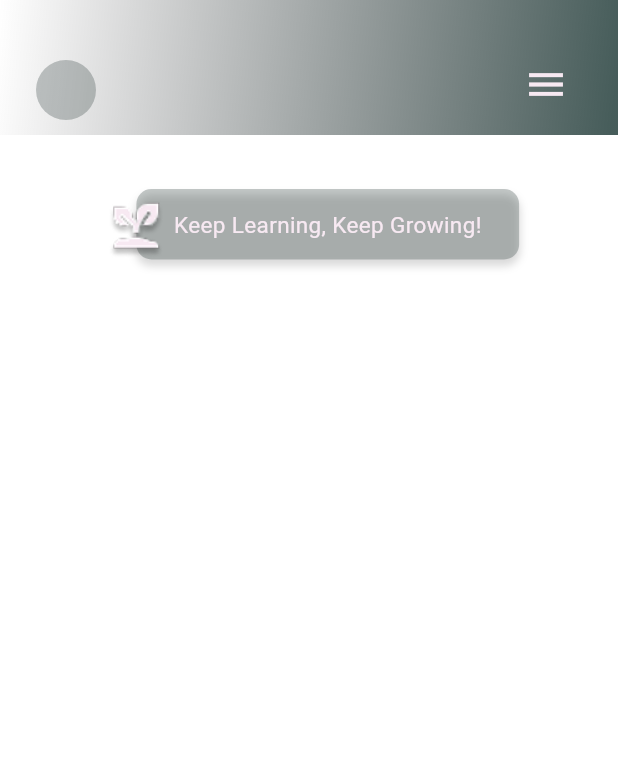
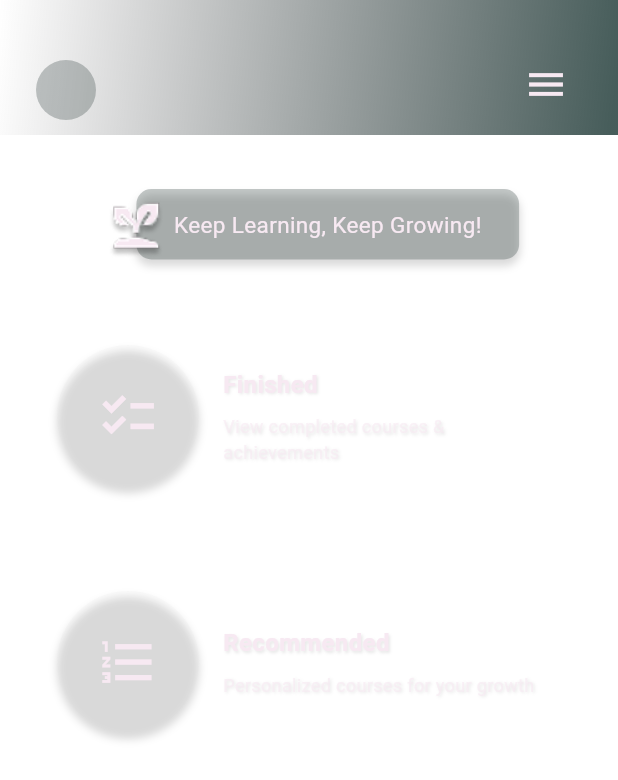
Before and after one commit to somayaSaeed/mentroV, a Flutter app: the GrowingView screen opened directly, on a phone screen of 412 x 824 dp. Shown: the top 780 px of the screen. Run offline on Flutter 3.47's test engine with Material 3 defaults, Android fonts, the light colour scheme and no system bars; our stand-ins replace animated_notch_bottom_bar, awesome_dialog, firebase_auth, firebase_core, font_awesome_flutter, go_router and 1 more; accounts and stored records are empty.

Commit message:
create Growing Screen. Growing Screen is done.

```diff
--- a/lib/core/utils/app_routes.dart
+++ b/lib/core/utils/app_routes.dart
@@ -19,7 +19,7 @@ abstract  class AppRouter{
     routes: [
       GoRoute(
         path: '/',
-        builder: (context, state) =>  HomeView(),
+        builder: (context, state) =>  const HomeView(),
       ),
       GoRoute(
         path: kLogIn,
@@ -33,7 +33,7 @@ abstract  class AppRouter{
 
       GoRoute(
         path: kHome,
-        builder: (context, state) =>  HomeView(),
+        builder: (context, state) =>  const HomeView(),
       ),
 
     ],
--- a/lib/core/utils/color_resources.dart
+++ b/lib/core/utils/color_resources.dart
@@ -1,9 +1,12 @@
 import 'package:flutter/material.dart';
 
 class ColorResources {
+
   static Color get deepPink => const Color(0xFF76335C);
 
   static Color get softWhite => const Color(0xFFF7E9F2);
+
+  static Color get softPinkishWhite => const Color(0x99F7E9F2);
 
   static Color get forestGreen => const Color(0xFF145E53);
 
--- a/lib/core/utils/themes.dart
+++ b/lib/core/utils/themes.dart
@@ -1,9 +1,9 @@
 import 'package:flutter/cupertino.dart';
+import 'package:flutter/material.dart';
 import 'package:mentroverso/core/utils/color_resources.dart';
 
 abstract class Styles {
   static TextStyle textStyle24 = TextStyle(
-
     fontSize: 24,
     fontWeight: FontWeight.w600,
     color: ColorResources.softWhite,
@@ -31,7 +31,6 @@ abstract class Styles {
     fontSize: 14,
     fontWeight: FontWeight.w400,
     color: ColorResources.softWhite,
-
   );
 
   static TextStyle textStyle15 = TextStyle(
@@ -44,6 +43,14 @@ abstract class Styles {
     fontSize: 16,
     fontWeight: FontWeight.w500,
     color: ColorResources.softWhite,
+      shadows: [
+        Shadow(
+          color: Colors.black.withOpacity(0.1),
+          offset: Offset(1, 1),
+          blurRadius: 2,
+        ),
+      ]
+
   );
 
   static TextStyle textStyle16p = TextStyle(
@@ -54,5 +61,17 @@ abstract class Styles {
     decorationColor: ColorResources.deepPink,
   );
 
+  static TextStyle textStyle12SoftPink = TextStyle(
+    fontSize: 12,
+    fontWeight: FontWeight.w400,
+    color: ColorResources.softPinkishWhite,
+      shadows: [
+        Shadow(
+          color: Colors.black.withOpacity(0.1),
+          offset: Offset(1, 1),
+          blurRadius: 2,
+        ),
+      ]
 
+  );
 }
--- a/lib/features/growing/presentation/views/growing_view.dart
+++ b/lib/features/growing/presentation/views/growing_view.dart
@@ -1,4 +1,3 @@
-import 'package:flutter/cupertino.dart';
 import 'package:flutter/material.dart';
 
 import '../../../../core/utils/color_resources.dart';
@@ -19,7 +18,7 @@ class GrowingView extends StatelessWidget {
           size: 30,
         ),
       ),
-      body: const GrowingViewBody(),
+      body:  const GrowingViewBody(),
     );
   }
 }
--- /dev/null
+++ b/lib/features/growing/presentation/widgets/growing_option_card.dart
@@ -0,0 +1,79 @@
+import 'package:flutter/material.dart';
+import 'package:mentroverso/core/utils/constants.dart';
+import '../../../../core/utils/color_resources.dart';
+import '../../../../core/utils/themes.dart';
+
+class GrowingOptionCard extends StatelessWidget {
+  final String title;
+  final String description;
+  final IconData icon;
+  final Function() onTap;
+
+  const GrowingOptionCard(
+      {super.key,
+      required this.title,
+      required this.description,
+      required this.icon,
+      required this.onTap});
+
+  @override
+  Widget build(BuildContext context) {
+    return Padding(
+      padding: const EdgeInsets.symmetric(
+        horizontal: 38,
+      ),
+      child: InkWell(
+        splashColor: Colors.transparent,
+        highlightColor: Colors.transparent,
+        radius: 0,
+        onTap: onTap,
+        child: Row(
+          children: [
+            Container(
+              height: Constant.getHeight(context) * 0.12,
+              width: Constant.getWidth(context) * 0.23,
+              decoration: BoxDecoration(
+                color: ColorResources.lightTransparentGray,
+                shape: BoxShape.circle,
+                boxShadow: [
+                  BoxShadow(
+                    color: Colors.black.withOpacity(0.15),
+                    blurRadius: 4,
+                    offset: const Offset(0, 4),
+                  ),
+                ],
+              ),
+              child: Icon(
+                icon,
+                size: Constant.getHeight(context) * 0.05,
+                color: ColorResources.softWhite,
+              ),
+            ),
+            const SizedBox(width: 16.0),
+            Expanded(
+              child: Column(
+                crossAxisAlignment: CrossAxisAlignment.start,
+                children: [
+                  Text(
+                    title,
+                    style: Styles.textStyle16.copyWith(
+                      fontWeight: FontWeight.bold,
+                      color: ColorResources.softWhite,
+                    ),
+                  ),
+                  const SizedBox(height: 8.0),
+                  Text(
+                    description,
+                    style: Styles.textStyle12SoftPink,
+                    maxLines: 2,
+                    overflow: TextOverflow.ellipsis,
+                  ),
+                ],
+              ),
+            ),
+          ],
+        ),
+      ),
+    );
+  }
+}
--- a/lib/features/growing/presentation/widgets/growing_view_body.dart
+++ b/lib/features/growing/presentation/widgets/growing_view_body.dart
@@ -1,23 +1,43 @@
 import 'package:flutter/cupertino.dart';
 import 'package:flutter/material.dart';
-import 'package:mentroverso/core/utils/assets.dart';
-import 'package:mentroverso/core/utils/themes.dart';
-
-import '../../../../core/utils/color_resources.dart';
+import 'package:mentroverso/features/growing/presentation/widgets/growing_option_card.dart';
 import 'motivational_banner.dart';
 
 class GrowingViewBody extends StatelessWidget {
-  const GrowingViewBody({super.key});
+  const GrowingViewBody({
+    super.key,
+  });
 
   @override
   Widget build(BuildContext context) {
     return Center(
-      child: Column(
-        children: [
-          SizedBox(height: 36,),
-          MotivationalBanner()
-
-        ],
+      child: SliverVisibility(
+        sliver: Column(
+          children: [
+            const SizedBox(
+              height: 36,
+            ),
+            const MotivationalBanner(),
+            const SizedBox(
+              height: 55,
+            ),
+            GrowingOptionCard(
+              title: 'Finished',
+              description: 'View completed courses & achievements',
+              icon: Icons.checklist,
+              onTap: () {},
+            ),
+            const SizedBox(
+              height: 65,
+            ),
+            GrowingOptionCard(
+              title: 'Recommended',
+              description: 'Personalized courses for your growth',
+              icon: Icons.format_list_numbered,
+              onTap: () {},
+            ),
+          ],
+        ),
       ),
     );
   }
--- a/lib/features/growing/presentation/widgets/motivational_banner.dart
+++ b/lib/features/growing/presentation/widgets/motivational_banner.dart
@@ -1,4 +1,3 @@
-import 'package:flutter/cupertino.dart';
 import 'package:flutter/material.dart';
 
 import '../../../../core/utils/assets.dart';
@@ -15,7 +14,7 @@ class MotivationalBanner extends StatelessWidget {
       children: [
         Container(
           padding: const EdgeInsets.only(left: 25 ,right: 25 ,top: 13,bottom: 13),
-          margin: EdgeInsets.only(left: 60, right: 35),
+          margin: const EdgeInsets.only(left: 60, right: 35),
           decoration: BoxDecoration(
             color: ColorResources.darkTransparentGray,
             borderRadius: BorderRadius.circular(10),
--- a/lib/features/home/presentation/views/home_view.dart
+++ b/lib/features/home/presentation/views/home_view.dart
@@ -1,16 +1,12 @@
 import 'package:flutter/material.dart';
-import 'package:mentroverso/core/utils/color_resources.dart';
-import 'package:mentroverso/features/home/presentation/widgets/custom_app_bar.dart';
 import 'package:mentroverso/features/profile/presentation/views/profile_view.dart';
-import 'package:mentroverso/features/profile/presentation/widgets/profile_view_body.dart';
 import '../../../../core/widgets/linear_gradient_back_ground_color.dart';
-import '../../../Growing/growingScreen.dart';
 import '../../../growing/presentation/views/growing_view.dart';
 import '../../../navigation/custom_button_navigation_bar.dart';
 import 'home_view_body.dart';
 
 class HomeView extends StatefulWidget {
-  HomeView({super.key});
+  const HomeView({super.key});
 
   @override
   State<HomeView> createState() => _HomeViewState();
@@ -19,10 +15,10 @@ class HomeView extends StatefulWidget {
 class _HomeViewState extends State<HomeView> {
   int currentIndex = 1;
   final List<Widget> pages = [
-    GrowingView(),
+    const GrowingView(),
 
-    HomeViewBody(),
-    ProfileView(),
+    const HomeViewBody(),
+    const ProfileView(),
 
   ];
 
--- a/lib/features/home/presentation/views/home_view_body.dart
+++ b/lib/features/home/presentation/views/home_view_body.dart
@@ -1,7 +1,5 @@
-import 'package:flutter/cupertino.dart';
 import 'package:flutter/material.dart';
 import 'package:mentroverso/features/home/presentation/widgets/info_card.dart';
-
 import '../../../../core/utils/color_resources.dart';
 import '../widgets/custom_app_bar.dart';
 import '../widgets/feature_card.dart';
@@ -11,10 +9,7 @@ class HomeViewBody extends StatelessWidget {
 
   @override
   Widget build(BuildContext context) {
-    return SingleChildScrollView(
-      child: Column(
-
-        crossAxisAlignment: CrossAxisAlignment.stretch,
+    return Column(
       children: [
         CustomAppBar(
           icon: Icon(
@@ -23,7 +18,14 @@ class HomeViewBody extends StatelessWidget {
             size: 30,
           ),
         ),
-          const SizedBox(height: 21),
+        const SizedBox(height: 0),
+        Expanded(
+          child: SingleChildScrollView(
+            child: Column(
+              crossAxisAlignment: CrossAxisAlignment.stretch,
+              children: [
+                const SizedBox(height: 24),
+
                 const InfoCard(),
                 const SizedBox(height: 24),
                 FeatureCard(
@@ -54,9 +56,11 @@ class HomeViewBody extends StatelessWidget {
                   onTap: () {},
                 ),
                 const SizedBox(height: 24),
-
               ],
             ),
+          ),
+        ),
+      ],
     );
   }
 }
--- a/lib/features/home/presentation/widgets/feature_card.dart
+++ b/lib/features/home/presentation/widgets/feature_card.dart
@@ -4,9 +4,9 @@ import 'package:mentroverso/core/utils/constants.dart';
 import 'package:mentroverso/core/utils/themes.dart';
 
 class FeatureCard extends StatelessWidget {
-  final String imagePath;
-  final String title;
-  final String description;
+   String imagePath;
+   String title;
+   String description;
   Function() onTap;
 
    FeatureCard({
@@ -36,6 +36,10 @@ class FeatureCard extends StatelessWidget {
         ],
       ),
       child: InkWell(
+        splashColor: Colors.transparent,
+        highlightColor: Colors.transparent,
+        radius: 0,
+
         onTap: onTap,
         child: Row(
           children: [
@@ -46,7 +50,7 @@ class FeatureCard extends StatelessWidget {
               ),
             ),
             Container(
-              width: .1,
+              width: 0.1,
               height: double.infinity,
               color: ColorResources.softWhite,
             ),
--- a/lib/features/profile/presentation/views/profile_view.dart
+++ b/lib/features/profile/presentation/views/profile_view.dart
@@ -8,8 +8,8 @@ class ProfileView extends StatelessWidget {
   @override
   Widget build(BuildContext context) {
     return Scaffold(
-      appBar: AppBar(title: Text('data'),),
-      body: ProfileViewBody(),
+      appBar: AppBar(title: const Text('data'),),
+      body: const ProfileViewBody(),
     );
   }
 }
```
Also changed, not shown: 4 other files. Lines whose indentation alone changed are shown as unchanged.
